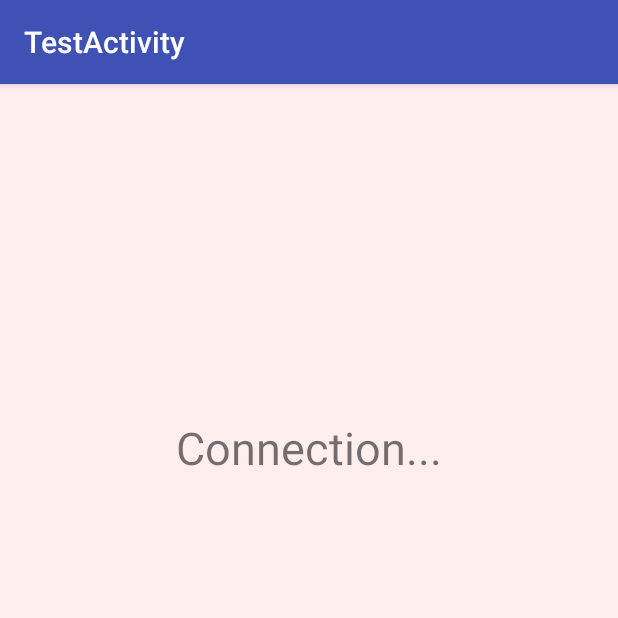
After one commit to cuculu321/cuisson_sous-vide, an Android app: the ConnectionAcitivity screen opened directly, with no data from a screen before it, on a phone screen of 412 x 824 dp, the top half of it. The commit adds this screen. Run offline under Robolectric (Android 15) with nearby library versions, the phone set to English and light mode, and no system bars; libraries missing offline, so code that uses them is left out: org.eclipse.paho; 7 statements that could not run were skipped.

Commit message:
add: Connection画面の作成

```diff
--- /dev/null
+++ b/cuisson_sousvide_app/app/src/main/java/com/example/mitsui/cuisson_sous_vide_app/ConnectionAcitivity.java
@@ -0,0 +1,80 @@
+package com.example.mitsui.cuisson_sous_vide_app;
+
+import android.content.Intent;
+import android.os.Bundle;
+import android.support.v7.app.AppCompatActivity;
+import android.util.Log;
+import android.view.View;
+import android.widget.Button;
+import android.widget.EditText;
+
+import org.eclipse.paho.android.service.MqttAndroidClient;
+import org.eclipse.paho.client.mqttv3.IMqttActionListener;
+import org.eclipse.paho.client.mqttv3.IMqttToken;
+import org.eclipse.paho.client.mqttv3.MqttClient;
+import org.eclipse.paho.client.mqttv3.MqttConnectOptions;
+import org.eclipse.paho.client.mqttv3.MqttException;
+import org.eclipse.paho.client.mqttv3.MqttMessage;
+
+import java.io.UnsupportedEncodingException;
+
+public class ConnectionAcitivity extends AppCompatActivity {
+
+    String clientId = MqttClient.generateClientId();
+    String USER_NAME = "kies";
+    String USER_PASS = "wtpotnt";
+    private String message;
+
+    @Override
+    protected void onCreate(Bundle savedInstanceState) {
+        super.onCreate(savedInstanceState);
+
+        setContentView(R.layout.activity_connection);
+
+        Intent it = getIntent(); //インテントを受け取る
+        message = it.getStringExtra("device_addr");
+        Log.d("message",message);
+
+        final MqttAndroidClient client =
+                new MqttAndroidClient(this.getApplicationContext(), "tcp://192.168.0.3:1883", clientId);
+        MqttConnectOptions options = new MqttConnectOptions();
+        options.setUserName(USER_NAME);
+        options.setPassword(USER_PASS.toCharArray());
+
+        try {
+            IMqttToken token = client.connect(options);
+            token.setActionCallback(new IMqttActionListener() {
+                @Override
+                public void onSuccess(IMqttToken asyncActionToken) {
+                    // We are connected
+                    Log.d("success", "onSuccess");
+                    Mqtt_Publish(client, "android/data", "hello android");
+                    Intent intent = new Intent(getApplication(), CommandActivity.class);
+                    startActivity(intent);
+
+                }
+
+                @Override
+                public void onFailure(IMqttToken asyncActionToken, Throwable exception) {
+                    // Something went wrong e.g. connection timeout or firewall problems
+                    Log.d("failure", "onFailure");
+                }
+            });
+        } catch (MqttException e){
+            e.printStackTrace();
+        }
+
+    }
+
+
+    public void Mqtt_Publish(MqttAndroidClient client, String topic, String payload){
+        byte[] encodedPayload = new byte[0];
+        try {
+            encodedPayload = payload.getBytes("UTF-8");
+            MqttMessage message = new MqttMessage(encodedPayload);
+            client.publish(topic, message);
+        } catch (UnsupportedEncodingException | MqttException e) {
+            e.printStackTrace();
+        }
+    }
+}
--- /dev/null
+++ b/cuisson_sousvide_app/app/src/main/res/layout/activity_connection.xml
@@ -0,0 +1,24 @@
+<?xml version="1.0" encoding="utf-8"?>
+<android.support.constraint.ConstraintLayout
+    xmlns:android="http://schemas.android.com/apk/res/android"
+    xmlns:app="http://schemas.android.com/apk/res-auto"
+    xmlns:tools="http://schemas.android.com/tools"
+    android:layout_width="match_parent"
+    android:layout_height="match_parent"
+    android:background="#fee"
+    tools:context=".MainActivity">
+
+    <TextView
+        android:text="@string/connection"
+        android:textSize="30sp"
+        android:layout_margin="10dp"
+        android:layout_width="wrap_content"
+        android:layout_height="wrap_content"
+        app:layout_constraintBottom_toBottomOf="parent"
+        app:layout_constraintLeft_toLeftOf="parent"
+        app:layout_constraintRight_toRightOf="parent"
+        app:layout_constraintTop_toTopOf="parent"
+        app:layout_constraintVertical_bias="0.3"/>
+
+
+</android.support.constraint.ConstraintLayout>
--- a/cuisson_sousvide_app/app/src/main/res/values/strings.xml
+++ b/cuisson_sousvide_app/app/src/main/res/values/strings.xml
@@ -6,5 +6,5 @@
     <string name="watch">Watch</string>
     <string name="command">Command</string>
     <string name="clear">Clear</string>
-    <string name="connection">Connection</string>
+    <string name="connection">Connection...</string>
 </resources>
--- a/cuisson_sousvide_app/build.gradle
+++ b/cuisson_sousvide_app/build.gradle
@@ -1,3 +1,4 @@
+
 // Top-level build file where you can add configuration options common to all sub-projects/modules.
 
 buildscript {
@@ -14,7 +15,6 @@ buildscript {
         // in the individual module build.gradle files
     }
 }
-
 allprojects {
     repositories {
         google()
```
Also changed, not shown: cuisson_sousvide_app/app/build.gradle (+9 -0 lines), cuisson_sousvide_app/app/src/main/AndroidManifest.xml (+11 -0 lines), cuisson_sousvide_app/app/src/main/java/com/example/mitsui/cuisson_sous_vide_app/MainActivity.java (+8 -3 lines).
